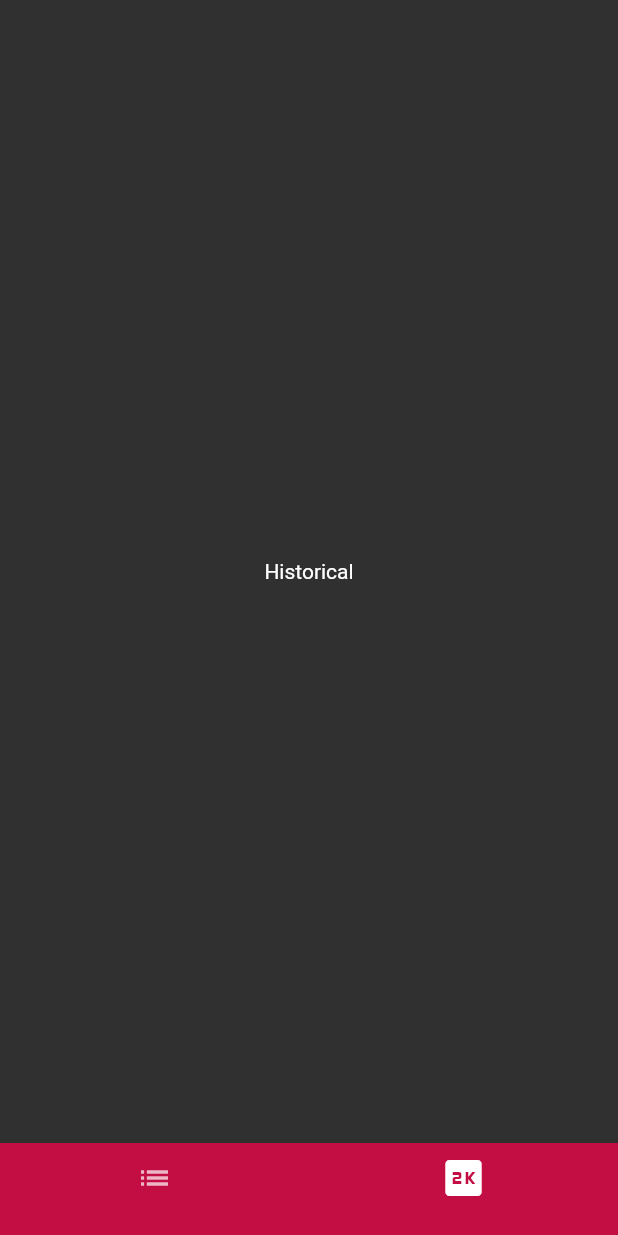
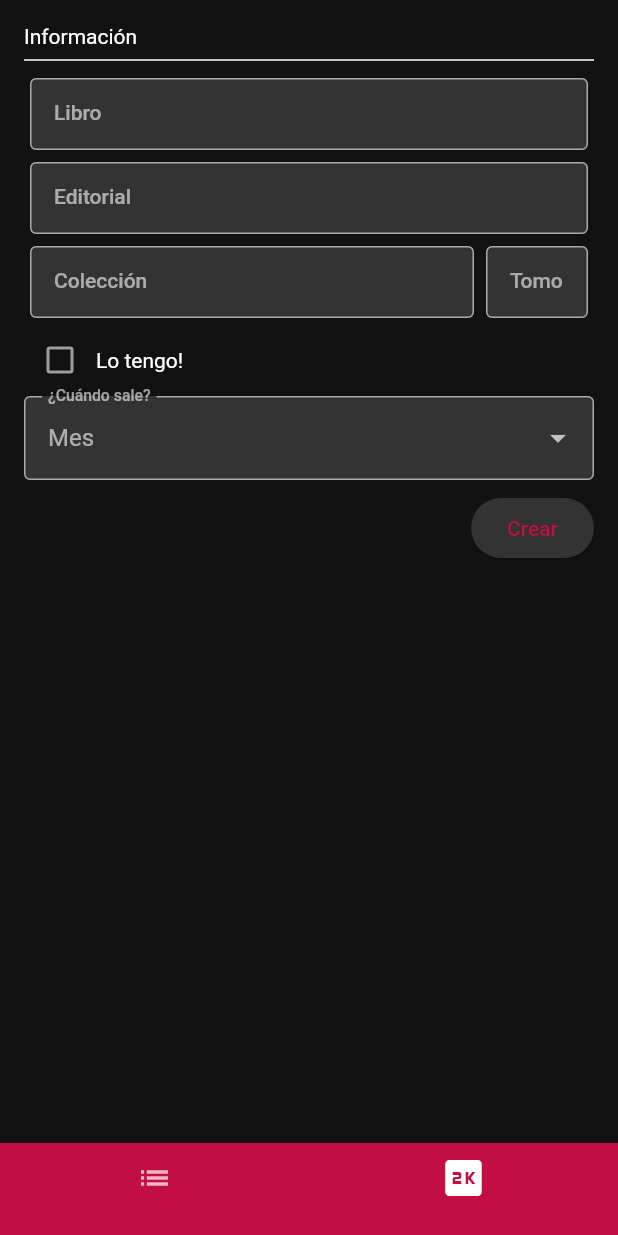
Before and after one commit to GCuadraSarria/bookTracking, a Flutter app: the screen it shows after launch, item 2 of the bottom bar chosen, on a phone screen of 412 x 824 dp. Run offline on Flutter 3.47's test engine with Material 2 defaults, Android fonts, the phone set to English and light mode, and no system bars; our stand-ins replace flutter_slidable, hive_flutter; accounts and stored records are empty.

Commit message:
feat(form): add form and tiles display

```diff
--- /dev/null
+++ b/lib/form/create_new_book.dart
@@ -0,0 +1,209 @@
+import 'package:flutter/material.dart';
+
+// Define a custom Form widget.
+class CreateNewBook extends StatefulWidget {
+  const CreateNewBook({super.key});
+
+  @override
+  CreateNewBookState createState() {
+    return CreateNewBookState();
+  }
+}
+
+// This class holds data related to the form.
+class CreateNewBookState extends State<CreateNewBook> {
+  List<String> months = [
+    'Enero',
+    'Febrero',
+    'Marzo',
+    'Abril',
+    'Mayo',
+    'Junio',
+    'Julio',
+    'Agosto',
+    'Septiembre',
+    'Octubre',
+    'Noviembre',
+    'Diciembre',
+  ];
+  String? selectedMonth; // Default value
+  bool isChecked = false;
+
+  // Create a global key that uniquely identifies the Form widget
+  // and allows validation of the form.
+  final _formKey = GlobalKey<FormState>();
+
+  @override
+  Widget build(BuildContext context) {
+    /// build a Form widget using the _formKey created above.
+    return Padding(
+      padding: const EdgeInsets.all(16.0),
+      child: Form(
+        key: _formKey,
+        child: Column(
+          crossAxisAlignment: CrossAxisAlignment.start,
+          children: <Widget>[
+            /// add TextFormFields and ElevatedButton here.
+            const Text(
+              'Información',
+            ),
+            const Divider(),
+            const MyTextFormField(
+              labelText: 'Libro',
+              hintText: 'Nombre del libro o comic',
+              validation: true,
+            ),
+            const MyTextFormField(
+              labelText: 'Editorial',
+              hintText: 'Nombre de la editorial',
+              validation: false,
+            ),
+            Row(
+              children: const [
+                Expanded(
+                  flex: 4,
+                  child: MyTextFormField(
+                    labelText: 'Colección',
+                    hintText: 'Nombre de la colección',
+                    validation: false,
+                  ),
+                ),
+                Expanded(
+                  flex: 1,
+                  child: MyTextFormField(
+                    labelText: 'Tomo',
+                    hintText: '1',
+                    validation: false,
+                  ),
+                ),
+              ],
+            ),
+            Row(
+              children: [
+                Checkbox(
+                    value: isChecked,
+                    onChanged: (bool? value) {
+                      setState(() {
+                        isChecked = value!;
+                      });
+                    }),
+                const Text('Lo tengo!'),
+              ],
+            ),
+
+            /// dropdown menu when user unchecks the checkbox
+            !isChecked
+                ? DropdownButtonFormField(
+                    validator: (value) {
+                      return value == null || value.isEmpty
+                          ? 'Seleccione un mes'
+                          : null;
+                    },
+                    hint: const Text('Mes'),
+                    value: selectedMonth,
+                    onChanged: (newValue) {
+                      setState(() {
+                        selectedMonth = newValue!;
+                      });
+                    },
+                    items: months.map((String month) {
+                      return DropdownMenuItem<String>(
+                        value: month,
+                        child: Text(month),
+                      );
+                    }).toList(),
+                    decoration: InputDecoration(
+                      filled: true,
+                      fillColor: Theme.of(context).colorScheme.surface,
+                      labelText: '¿Cuándo sale?',
+                      enabledBorder: OutlineInputBorder(
+                        borderSide: BorderSide(
+                          color: Theme.of(context).colorScheme.onSurface,
+                        ),
+                      ),
+                      focusedBorder: OutlineInputBorder(
+                        borderSide: BorderSide(
+                          color: Theme.of(context).colorScheme.onSurface,
+                        ),
+                      ),
+                    ),
+                  )
+                : Container(),
+
+            /// submit button
+            Row(
+              mainAxisAlignment: MainAxisAlignment.end,
+              children: [
+                Padding(
+                  padding: const EdgeInsets.symmetric(vertical: 8.0),
+                  child: ElevatedButton(
+                    onPressed: () {
+                      // validate returns true if the form is valid, or false otherwise.
+                      if (_formKey.currentState!.validate()) {
+                        ScaffoldMessenger.of(context).showSnackBar(
+                          const SnackBar(content: Text('Creado con éxito')),
+                        );
+                      }
+                    },
+                    child: const Text('Crear'),
+                  ),
+                ),
+              ],
+            ),
+          ],
+        ),
+      ),
+    );
+  }
+}
+
+/// Custom Form field with optional validation
+class MyTextFormField extends StatelessWidget {
+  final String labelText;
+  final String hintText;
+  final bool validation;
+
+  const MyTextFormField({
+    super.key,
+    required this.labelText,
+    required this.hintText,
+    required this.validation,
+  });
+
+  @override
+  Widget build(BuildContext context) {
+    return Padding(
+      padding: const EdgeInsets.all(4.0),
+      child: TextFormField(
+        decoration: InputDecoration(
+          filled: true,
+          fillColor: Theme.of(context).colorScheme.surface,
+          labelText: labelText,
+          hintText: hintText,
+          hintStyle: TextStyle(
+            color: Theme.of(context).colorScheme.onSurface,
+          ),
+          enabledBorder: OutlineInputBorder(
+            borderSide: BorderSide(
+              color: Theme.of(context).colorScheme.onSurface,
+            ),
+          ),
+          focusedBorder: OutlineInputBorder(
+            borderSide: BorderSide(
+              color: Theme.of(context).colorScheme.onSurface,
+            ),
+          ),
+        ),
+        // The validator receives the text that the user has entered.
+        // Conditionally include the validator based on the 'validation' parameter.
+        validator: validation
+            ? (value) {
+                return value == null || value.isEmpty
+                    ? 'Rellene el campo'
+                    : null;
+              }
+            : null,
+      ),
+    );
+  }
+}
--- a/lib/main.dart
+++ b/lib/main.dart
@@ -24,7 +24,7 @@ class MyApp extends StatelessWidget {
         colorScheme: myDarkTheme(),
         useMaterial3: true,
       ),
-      home: const MyHomePage(),
+      home: const SafeArea(child: MyHomePage()),
     );
   }
 }
--- a/lib/models/models.dart
+++ b/lib/models/models.dart
@@ -1,36 +1,20 @@
-// enum for months
-enum Month {
-  enero,
-  febrero,
-  marzo,
-  abril,
-  mayo,
-  junio,
-  julio,
-  agosto,
-  septiembre,
-  octubre,
-  noviembre,
-  diciembre,
-}
-
 // interface-like class
 class Publication {
   String name;
   String? editorial;
-  int? tome;
-  String? category;
-  bool released;
-  Month? date;
-  double? price;
+  String? tome;
+  String? collection;
+  bool owned;
+  String? date;
+  String? price;
 
   // Constructor
   Publication({
     required this.name,
     this.editorial,
     this.tome,
-    this.category,
-    required this.released,
+    this.collection,
+    required this.owned,
     this.date,
     this.price,
   });
--- a/lib/pages/my_home_page.dart
+++ b/lib/pages/my_home_page.dart
@@ -1,3 +1,4 @@
+import 'package:book_tracking/form/create_new_book.dart';
 import 'package:flutter/material.dart';
 import 'package:hive_flutter/hive_flutter.dart';
 import '../data/database.dart';
@@ -32,10 +33,12 @@ class _MyHomePageState extends State<MyHomePage> {
   @override
   Widget build(BuildContext context) {
     return Scaffold(
+      backgroundColor: Theme.of(context).colorScheme.background,
       body: Center(
           child: const [
         WishListPage(),
-        HistoricalPage(),
+        CreateNewBook()
+        // HistoricalPage(),
       ][_selectedIndex]),
       bottomNavigationBar: BottomNavigationBar(
         backgroundColor: Theme.of(context).colorScheme.primary,
--- a/lib/theme/my_theme.dart
+++ b/lib/theme/my_theme.dart
@@ -10,7 +10,7 @@ ColorScheme myDarkTheme() {
     onPrimary: Colors.white,
     onSecondary: Colors.black,
     onBackground: Colors.white,
-    onSurface: Colors.white,
+    onSurface: Color.fromARGB(150, 255, 255, 255),
     onError: Colors.white,
   );
 }
--- a/pubspec.yaml
+++ b/pubspec.yaml
@@ -37,6 +37,7 @@ dependencies:
   # The following adds the Cupertino Icons font to your application.
   # Use with the CupertinoIcons class for iOS style icons.
   cupertino_icons: ^1.0.2
+  flutter_slidable: ^1.2.0
 
 dev_dependencies:
   flutter_test:
```
Also changed, not shown: lib/data/database.dart (+15 -2 lines), lib/data/mockup_data.dart (added, +21 -0 lines), lib/pages/wish_list_page.dart (+36 -1 lines), lib/widgets/my_book_tile.dart (added, +72 -0 lines), pubspec.lock.
